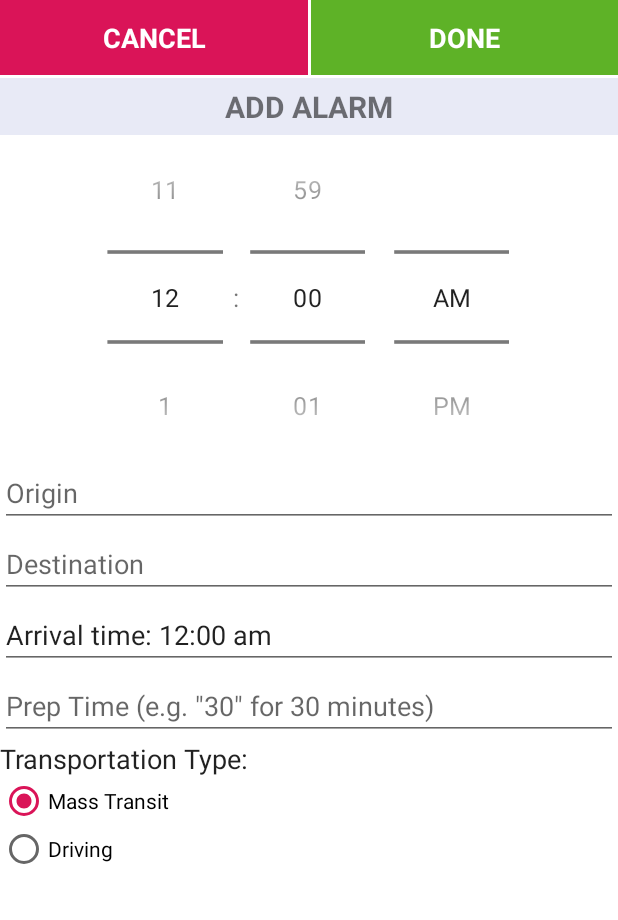
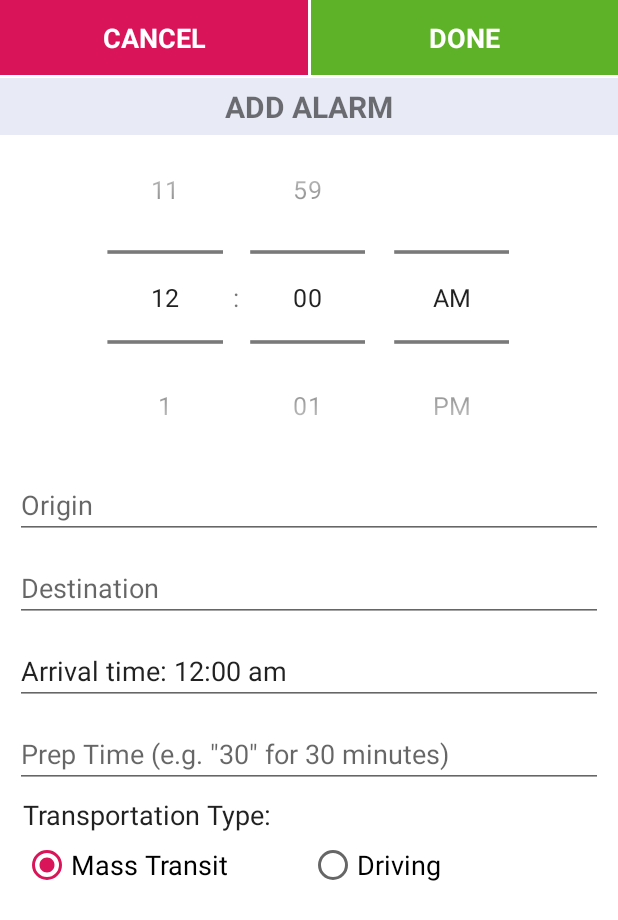
Before and after one commit to GedderAlarm/GedderAlarm, an Android app: the AddEditAlarmScrollingActivity screen opened directly, with no data from a screen before it, on a phone screen of 412 x 824 dp. Shown: the top 920 px of the screen. Run offline under Robolectric (Android 15) with nearby library versions, the phone set to English and light mode, and no system bars; 18 statements that could not run were skipped.

Commit message:
normal and gedder alarm displays + minor esthetics fix for the MTA/Driving Radio Group buttons

```diff
--- a/app/src/main/res/layout/activity_alarm_edit_scrolling.xml
+++ b/app/src/main/res/layout/activity_alarm_edit_scrolling.xml
@@ -83,35 +83,41 @@
 
                 <Space
                     android:layout_width="1dp"
-                    android:layout_height="2dp"/>
+                    android:layout_height="10dp" />
 
                 <AutoCompleteTextView
                     android:id="@+id/editAlarm_OriginAutoComplete"
                     android:layout_width="match_parent"
                     android:layout_height="wrap_content"
+                    android:layout_marginLeft="10dp"
+                    android:layout_marginRight="10dp"
                     android:hint="Origin"
                     android:inputType="text"/>
 
                 <Space
                     android:layout_width="1dp"
-                    android:layout_height="2dp"/>
+                    android:layout_height="10dp" />
 
                 <AutoCompleteTextView
                     android:id="@+id/editAlarm_DestinationAutoComplete"
                     android:layout_width="match_parent"
                     android:layout_height="wrap_content"
+                    android:layout_marginLeft="10dp"
+                    android:layout_marginRight="10dp"
                     android:hint="Destination"
                     android:inputType="text" />
 
                 <Space
                     android:layout_width="1dp"
-                    android:layout_height="2dp"/>
+                    android:layout_height="10dp" />
 
 
                 <TextView
                     android:id="@+id/editAlarm_ArrivalTimePickerMonologBox"
                     android:layout_width="match_parent"
                     android:layout_height="wrap_content"
+                    android:layout_marginLeft="10dp"
+                    android:layout_marginRight="10dp"
                     android:background="?attr/editTextBackground"
                     android:gravity="center_vertical"
                     android:hint="Arrival Time"
@@ -121,20 +127,28 @@
 
                 <Space
                     android:layout_width="1dp"
-                    android:layout_height="2dp"/>
+                    android:layout_height="10dp" />
 
                 <EditText
                     android:id="@+id/editAlarm_PrepTimeTextBox"
                     android:layout_width="match_parent"
                     android:layout_height="wrap_content"
+                    android:layout_marginLeft="10dp"
+                    android:layout_marginRight="10dp"
                     android:ems="10"
                     android:inputType="time"
                     android:hint='Prep Time (e.g. "30" for 30 minutes)'/>
+
+                <Space
+                    android:layout_width="match_parent"
+                    android:layout_height="5dp" />
 
                 <TextView
                     android:id="@+id/transportation_text"
                     android:layout_width="match_parent"
                     android:layout_height="wrap_content"
+                    android:layout_marginLeft="15dp"
+                    android:layout_marginRight="15dp"
                     android:background="@android:color/transparent"
                     android:gravity="center_vertical"
                     android:text="Transportation Type:"
@@ -142,24 +156,35 @@
                     android:textAppearance="?android:attr/textAppearanceMediumInverse"
                     android:textColor="?attr/editTextColor" />
 
+                <Space
+                    android:layout_width="match_parent"
+                    android:layout_height="5dp"
+                    android:layout_weight=".5" />
+
                 <RadioGroup
                     android:id="@+id/radiogroup"
-                        android:layout_width="wrap_content"
+                    android:layout_width="match_parent"
                     android:layout_height="wrap_content"
-                        android:orientation="vertical"
-                        android:layout_centerVertical="true"
-                        android:layout_centerHorizontal="true" >
+                    android:layout_marginLeft="15dp"
+                    android:layout_marginRight="15dp"
+                    android:orientation="horizontal" >
+
                     <RadioButton
                         android:id="@+id/radioButton1"
-                            android:layout_width="wrap_content"
+                        android:layout_width="0dp"
                         android:layout_height="wrap_content"
-                            android:text="Mass Transit          " />
+                        android:layout_weight=".5"
+                        android:text="Mass Transit"
+                        android:textSize="18sp" />
 
                     <RadioButton
                         android:id="@+id/radioButton2"
-                            android:layout_width="wrap_content"
+                        android:layout_width="0dp"
                         android:layout_height="wrap_content"
-                            android:text="Driving               " />
+                        android:layout_weight=".5"
+                        android:text="Driving"
+                        android:textAlignment="textStart"
+                        android:textSize="18sp" />
 
                 </RadioGroup>
             </LinearLayout>
--- a/app/src/main/res/values/strings.xml
+++ b/app/src/main/res/values/strings.xml
@@ -19,7 +19,7 @@
     <string name="start_alarm">Start Alarm</string>
     <string name="cancel_alarm">Cancel Alarm</string>
     <string name="alarm_message">ALARM!!!!!!!</string>
-    <string name="stop_alarm_txt">STOP ALARM!</string>
+    <string name="stop_alarm_txt">Stop Alarm</string>
     <string name="title_activity_edit_alarm_scrolling">EditAlarmScrollingActivity</string>
     <string name="action_settings">Settings</string>
 
```
Also changed, not shown: app/src/main/res/drawable/round_btn_blue.xml (added, +11 -0 lines), app/src/main/res/drawable/round_btn_red.xml (added, +11 -0 lines), app/src/main/res/layout/alarm_display_gedder.xml (added, +187 -0 lines), app/src/main/res/layout/alarm_display_normal.xml (added, +103 -0 lines). Lines whose indentation alone changed are shown as unchanged.
